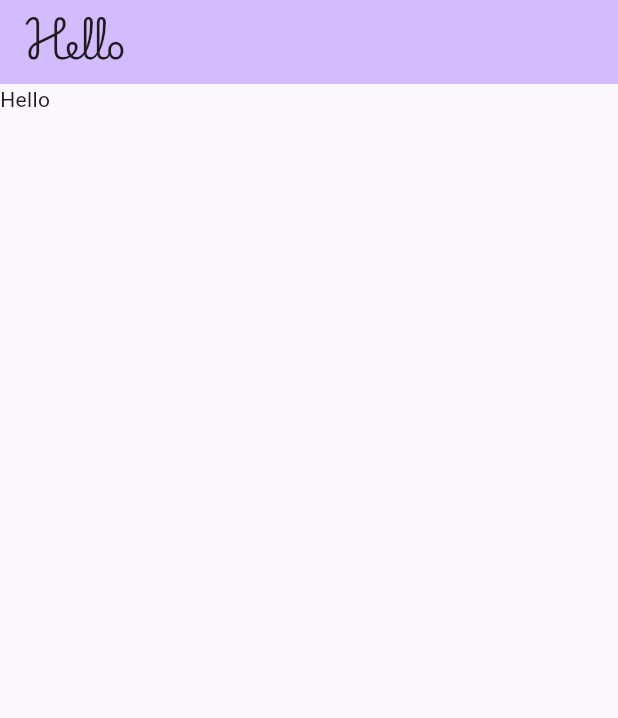
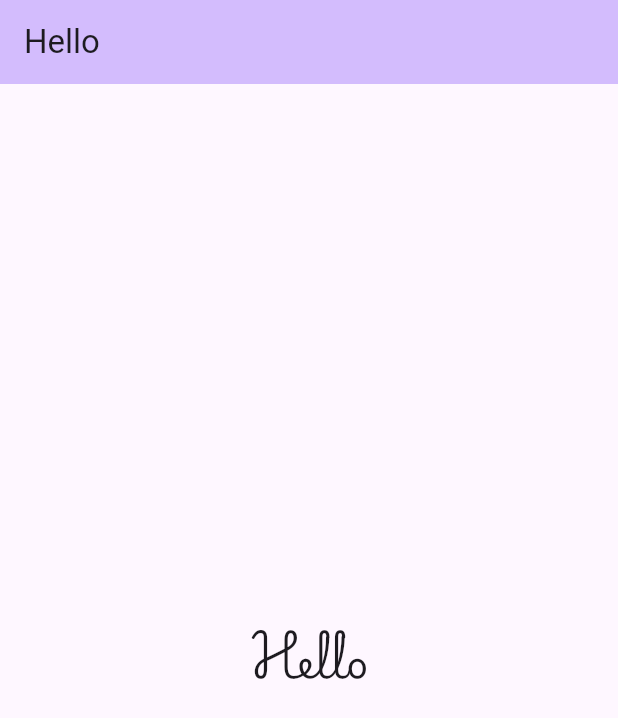
Before and after one commit to sachin-maury/Flutter-All-in-One, a Flutter app: the screen it shows after launch, on a phone screen of 412 x 824 dp. Shown: the top 718 px of the screen. Run offline on Flutter 3.47's test engine with Material 3 defaults, Android fonts, the phone set to English and light mode, and no system bars.

Commit message:
font add

```diff
--- a/custome_font/lib/main.dart
+++ b/custome_font/lib/main.dart
@@ -12,12 +12,13 @@ class MyApp extends StatelessWidget {
   Widget build(BuildContext context) {
     return MaterialApp(
       title: 'Flutter Demo',
+      debugShowCheckedModeBanner: false,
       theme: ThemeData(
 
         colorScheme: ColorScheme.fromSeed(seedColor: Colors.deepPurple),
         useMaterial3: true,
       ),
-      home: const MyHomePage(title: 'Flutter Home Pages'),
+      home: const MyHomePage(title: 'Flutter Home Pages this is for test git '),
     );
   }
 }
@@ -43,10 +44,13 @@ class _MyHomePageState extends State<MyHomePage> {
       appBar: AppBar(
 
         backgroundColor: Theme.of(context).colorScheme.inversePrimary,
-        title: Text('Hello'
-        ,style: TextStyle(fontFamily: 'FontMain'),),
+        title: Text('Hello'),
       ),
-      body: Text('Hello'),
+      body: Center(
+          child: Text(
+        'Hello',
+        style: TextStyle(fontFamily: 'FontMain',fontSize: 25),
+      )),
     );
   }
 }
```
